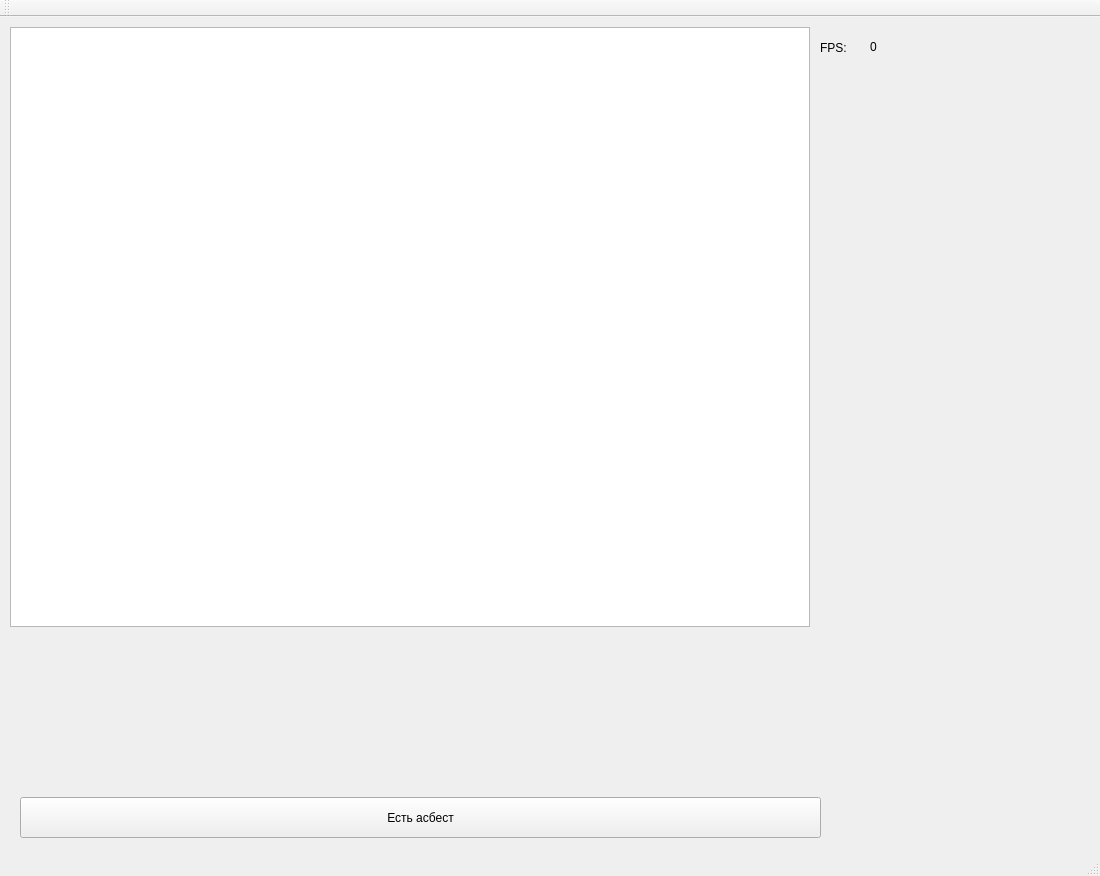
fairay/CourseComputerGraphics, file course_CG/mainwindow.ui: the form before one commit.
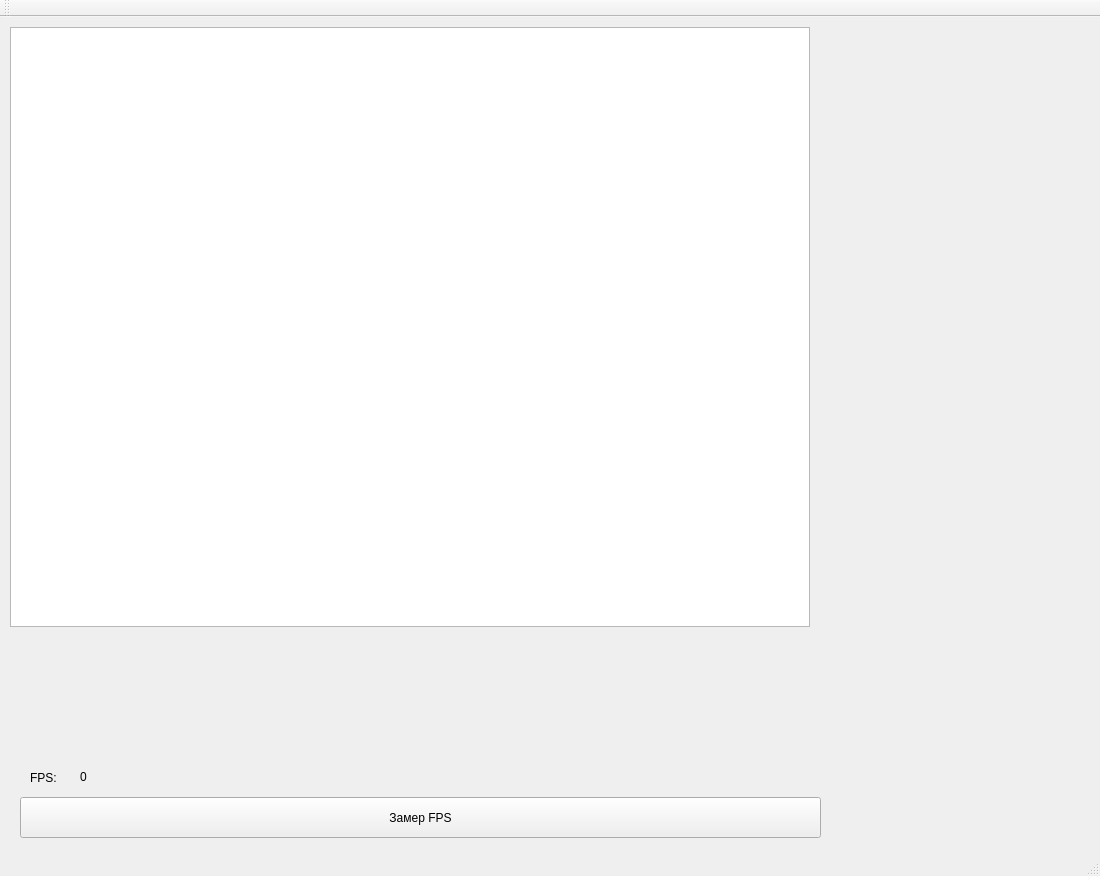
The form after the commit.

Diff of the .ui file:
```diff
--- a/course_CG/mainwindow.ui
+++ b/course_CG/mainwindow.ui
@@ -34,14 +34,14 @@
      </rect>
     </property>
     <property name="text">
-     <string>Есть асбест</string>
+     <string>Замер FPS</string>
     </property>
    </widget>
    <widget class="QLabel" name="fps_count">
     <property name="geometry">
      <rect>
-      <x>870</x>
-      <y>20</y>
+      <x>80</x>
+      <y>750</y>
       <width>121</width>
       <height>20</height>
      </rect>
@@ -53,8 +53,8 @@
    <widget class="QLabel" name="label">
     <property name="geometry">
      <rect>
-      <x>820</x>
-      <y>20</y>
+      <x>30</x>
+      <y>750</y>
       <width>35</width>
       <height>21</height>
      </rect>
```
